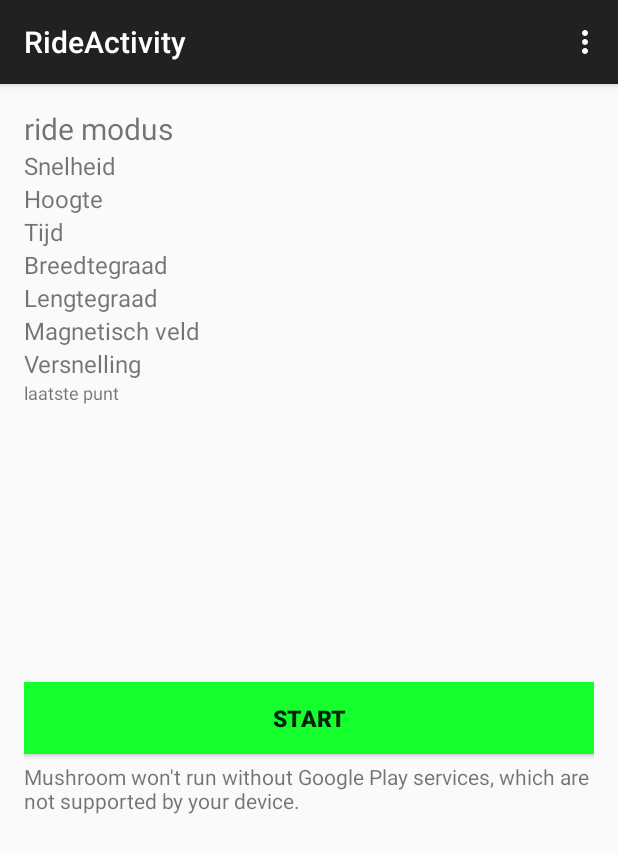
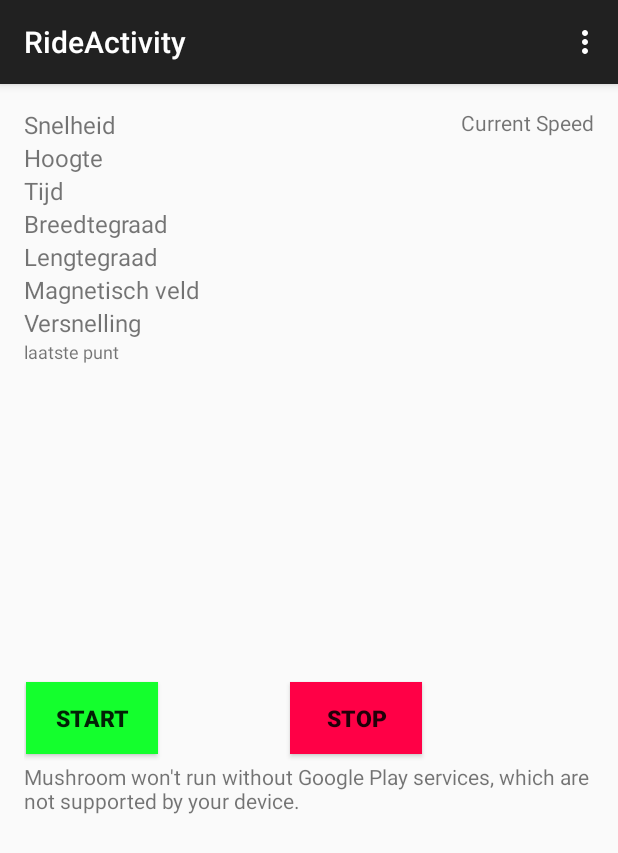
Before and after one commit to 0Stef/Mushroom2, an Android app: the RideActivity screen opened directly, with no data from a screen before it, after a tap on "PAUSE", on a phone screen of 412 x 824 dp. Shown: the top 853 px of the screen. Run offline under Robolectric (Android 15) with nearby library versions, the phone set to English and light mode, and no system bars; 1 statement that could not run was skipped; 1 other tap on this screen came first.

Commit message:
07/11/2015 18:20 --- niets speciaal

```diff
--- a/app/src/main/java/com/mushroom/cwb1/mushroom2/DataBaseHandler2.java
+++ b/app/src/main/java/com/mushroom/cwb1/mushroom2/DataBaseHandler2.java
@@ -50,6 +50,10 @@ public class DataBaseHandler2 extends SQLiteOpenHelper {
     public static final String COLUMN_MAGN_Y = "Magnetic_yValue";
     public static final String COLUMN_MAGN_Z = "Magnetic_zValue";
 
+    // Distance and time to previous point
+    public static final String COLUMN_DIST_TO_PREV = "DistanceToPreviousPoint";
+    public static final String COLUMN_TIME_TO_PREV = "TimeToPreviousPoint";
+
 
 
 
@@ -96,7 +100,9 @@ public class DataBaseHandler2 extends SQLiteOpenHelper {
                 COLUMN_GPS_VEL + FLOAT + COMMA +
                 COLUMN_GPS_LONG + DOUBLE + COMMA +
                 COLUMN_GPS_LAT + DOUBLE + COMMA +
-                COLUMN_GPS_ALT + FLOAT  + STOP_COLUMNS ;
+                COLUMN_GPS_ALT + FLOAT + COMMA +
+                COLUMN_DIST_TO_PREV + FLOAT + COMMA +
+                COLUMN_TIME_TO_PREV + LONG + STOP_COLUMNS ;
         db.execSQL(db2querry);
     }
 
@@ -156,6 +162,9 @@ public class DataBaseHandler2 extends SQLiteOpenHelper {
         values.put(COLUMN_MAGN_Y, point.getMagnetic_yValue());
         values.put(COLUMN_MAGN_Z, point.getMagnetic_zValue());
 
+        values.put(COLUMN_DIST_TO_PREV, point.getDistancetopreviouspoint());
+        values.put(COLUMN_TIME_TO_PREV, point.getTimetopreviouspoint());
+
         db.insert(TABLE, null, values);
 
         db.close();
@@ -201,6 +210,9 @@ public class DataBaseHandler2 extends SQLiteOpenHelper {
         row.setLongitude(cursor.getDouble(cursor.getColumnIndex(COLUMN_GPS_LONG)));
         row.setAltitude(cursor.getFloat(cursor.getColumnIndex(COLUMN_GPS_ALT)));
 
+        row.setDistancetopreviouspoint(cursor.getFloat(cursor.getColumnIndex(COLUMN_DIST_TO_PREV)));
+        row.setTimetopreviouspoint(cursor.getLong(cursor.getColumnIndex(COLUMN_TIME_TO_PREV)));
+
         return row;
     }
 
@@ -217,6 +229,14 @@ public class DataBaseHandler2 extends SQLiteOpenHelper {
 
         return row;
     }
+
+    public int getGreatestRideId(){
+        dbRow row = getGreatestValue(COLUMN_RIDE_ID);
+        int greatestRideId = row.getRide_id();
+
+        return greatestRideId;
+    }
+
 
     // Searchquery
 
@@ -309,4 +329,5 @@ public class DataBaseHandler2 extends SQLiteOpenHelper {
 
         return cursor;
     }
+
 }
--- a/app/src/main/java/com/mushroom/cwb1/mushroom2/RideActivity.java
+++ b/app/src/main/java/com/mushroom/cwb1/mushroom2/RideActivity.java
@@ -29,8 +29,11 @@ import com.google.android.gms.maps.model.Polyline;
 import com.google.android.gms.maps.model.PolylineOptions;
 
 import java.text.DateFormat;
+import java.text.DecimalFormat;
 import java.text.SimpleDateFormat;
+import java.util.Collections;
 import java.util.Date;
+import java.util.LinkedList;
 import java.util.List;
 import java.util.Locale;
 import java.util.TimeZone;
@@ -38,6 +41,15 @@ import java.util.TimeZone;
 public class RideActivity extends AppCompatActivity implements SensorEventListener {
 
     private GoogleMap mMap;
+
+    TextView currentSpeed;
+    TextView averageSpeed;
+    TextView maximumSpeed;
+    TextView currentAcceleration;
+    TextView averageAcceleration;
+    TextView maximumAcceleration;
+    TextView elapsedTime;
+    TextView distance;
 
 
     TextView snelheid;
@@ -54,7 +66,6 @@ public class RideActivity extends AppCompatActivity implements SensorEventListen
     private LocationListener locationListener;
 
 
-    //TODO uit db laatste ride_id opvragen en met 1ophogen
     private int current_ride_id;
 
 
@@ -71,6 +82,7 @@ public class RideActivity extends AppCompatActivity implements SensorEventListen
     private Polyline route;
 
     private SimpleDateFormat sdf;
+    private DecimalFormat df;
 
     TextView punten;
 
@@ -95,6 +107,8 @@ public class RideActivity extends AppCompatActivity implements SensorEventListen
 
         punten = (TextView) findViewById(R.id.punten);
 
+        currentSpeed = (TextView) findViewById(R.id.currentSpeed);
+
 
         snelheid = (TextView) findViewById(R.id.snelheid);
         hoogte = (TextView) findViewById(R.id.hoogte);
@@ -104,6 +118,13 @@ public class RideActivity extends AppCompatActivity implements SensorEventListen
         magneticField = (TextView) findViewById(R.id.magneticfield);
         accceleration = (TextView) findViewById(R.id.acceleration);
 
+        startrecordingbutton = (Button) findViewById(R.id.startrecordingbutton);
+        pauserecordingbutton = (Button) findViewById(R.id.pauserecordingbutton);
+        stoprecordingbutton = (Button) findViewById(R.id.stoprecordingbutton);
+        startrecordingbutton.setVisibility(View.VISIBLE);
+        pauserecordingbutton.setVisibility(View.INVISIBLE);
+        stoprecordingbutton.setVisibility(View.INVISIBLE);
+
 
         mSensorManager = (SensorManager) getSystemService(SENSOR_SERVICE);
 
@@ -112,6 +133,8 @@ public class RideActivity extends AppCompatActivity implements SensorEventListen
 
         sdf = new SimpleDateFormat("HH:mm:ss dd/MM/yyyy", Locale.ENGLISH);
         sdf.setTimeZone(TimeZone.getDefault());
+
+        df = new DecimalFormat("##.00");
 
     }
 
@@ -123,19 +146,27 @@ public class RideActivity extends AppCompatActivity implements SensorEventListen
 
     public void startrecording(View view){
 
-        startrecordingbutton = (Button) findViewById(R.id.startrecordingbutton);
+        //startrecordingbutton = (Button) findViewById(R.id.startrecordingbutton);
         startrecordingbutton.setVisibility(View.INVISIBLE);
-        pauserecordingbutton = (Button) findViewById(R.id.pauserecordingbutton);
+        //pauserecordingbutton = (Button) findViewById(R.id.pauserecordingbutton);
         pauserecordingbutton.setVisibility(View.VISIBLE);
-        stoprecordingbutton = (Button) findViewById(R.id.stoprecordingbutton);
+        //stoprecordingbutton = (Button) findViewById(R.id.stoprecordingbutton);
         stoprecordingbutton.setVisibility(View.VISIBLE);
+
+
+
+        int previous_ride_id = handler.getGreatestRideId();
+        current_ride_id = previous_ride_id + 1;
+
+
+
 
 
 
         Sensor mAcceleration;
         Sensor mMagneticfield;
 
-        //TODO sensor updatefrequentie verlagen
+        //TODO sensor updatefrequentie verlagen -> niet mogelijk
 
         if (mSensorManager.getDefaultSensor(Sensor.TYPE_ACCELEROMETER) != null){
             mAcceleration = mSensorManager.getDefaultSensor(Sensor.TYPE_ACCELEROMETER);
@@ -184,14 +215,16 @@ public class RideActivity extends AppCompatActivity implements SensorEventListen
                 //TODO zoom zodat alles in beeld is zie http://stackoverflow.com/questions/5114710/android-setting-zoom-level-in-google-maps-to-include-all-marker-points
                 mMap.animateCamera(CameraUpdateFactory.newLatLngZoom(lastPoint, 20.0f));
 
+                float distanceToPrev = 15f;
+                long timeToPrev = 1000;
 
 
-                dbRow punt = new dbRow(current_ride_id,time,accx,accy,accz,speed,longitude,latitude,0f,magnfx,magnfy,magnfz);
+                dbRow punt = new dbRow(current_ride_id,time,accx,accy,accz,speed,longitude,latitude,0f,magnfx,magnfy,magnfz,distanceToPrev,timeToPrev);
                 handler.addPoint(punt);
 
                 List<dbRow> list = handler.getAllDataPoints();
                 for (dbRow point : list) {
-                    punten.setText("Punt "+point.get_id()+" en ride id "+point.getRide_id()+" op "+sdf.format(point.getMillisec())+" coordinaten "+point.getLongitude()+","+point.getLatitude()+" snelheid "+point.getVelocity());
+                    punten.setText("Punt "+point.get_id()+" en ride id "+point.getRide_id()+" op "+sdf.format(point.getMillisec())+" coordinaten "+point.getLongitude()+","+point.getLatitude()+" tijd nr vorig punt "+point.getTimetopreviouspoint());
                 }
 
 
@@ -233,36 +266,56 @@ public class RideActivity extends AppCompatActivity implements SensorEventListen
         locationManager.requestLocationUpdates(LocationManager.GPS_PROVIDER, 0, 0, locationListener);
 
 
+    }
+
+    public void pauserecording(View view){
+
+        //startrecordingbutton = (Button) findViewById(R.id.startrecordingbutton);
+        startrecordingbutton.setVisibility(View.VISIBLE);
+        //pauserecordingbutton = (Button) findViewById(R.id.pauserecordingbutton);
+        pauserecordingbutton.setVisibility(View.INVISIBLE);
+        //stoprecordingbutton = (Button) findViewById(R.id.stoprecordingbutton);
+        stoprecordingbutton.setVisibility(View.VISIBLE);
+
+        mSensorManager.unregisterListener(this);
+        locationManager.removeUpdates(locationListener);
+
+        //TODO zoom veranderen zodat hele rit in beeld is
+
 
 
     }
 
-    public void pauserecording(View view){
-
-        startrecordingbutton = (Button) findViewById(R.id.startrecordingbutton);
-        startrecordingbutton.setVisibility(View.VISIBLE);
-        pauserecordingbutton = (Button) findViewById(R.id.pauserecordingbutton);
-        pauserecordingbutton.setVisibility(View.INVISIBLE);
-        stoprecordingbutton = (Button) findViewById(R.id.stoprecordingbutton);
-        stoprecordingbutton.setVisibility(View.INVISIBLE);
-
-        mSensorManager.unregisterListener(this);
-        locationManager.removeUpdates(locationListener);
-
+    public void resumerecording(View view){
 
 
     }
 
     public void stoprecording(View view){
 
-        startrecordingbutton = (Button) findViewById(R.id.startrecordingbutton);
+        //startrecordingbutton = (Button) findViewById(R.id.startrecordingbutton);
         startrecordingbutton.setVisibility(View.VISIBLE);
-        pauserecordingbutton = (Button) findViewById(R.id.pauserecordingbutton);
+        //pauserecordingbutton = (Button) findViewById(R.id.pauserecordingbutton);
         pauserecordingbutton.setVisibility(View.INVISIBLE);
-        stoprecordingbutton = (Button) findViewById(R.id.stoprecordingbutton);
+        //stoprecordingbutton = (Button) findViewById(R.id.stoprecordingbutton);
         stoprecordingbutton.setVisibility(View.INVISIBLE);
+
+
         mSensorManager.unregisterListener(this);
         locationManager.removeUpdates(locationListener);
+
+
+        //TODO kiezen tss linked en arraylist
+        gpsPoints = new LinkedList<>();
+
+        //TODO route uploaden nr server indien verbinding
+
+        //TODO punten van rit toevoegen
+
+        //TODO zoom veranderen zodat hele rit in beeld is
+
+
+
 
     }
 
@@ -283,14 +336,14 @@ public class RideActivity extends AppCompatActivity implements SensorEventListen
             magnfx = event.values[0];
             magnfy = event.values[1];
             magnfz = event.values[2];
-            magneticField.setText("Magnetisch veld is: " + magnfx + " x " + magnfy + " y " + magnfz + " z ");
+            magneticField.setText("Magnetisch veld is: " + df.format(magnfx) + " x " + magnfy + " y " + magnfz + " z ");
         }
 
         if(event.sensor.getType()==Sensor.TYPE_ACCELEROMETER) {
             accx = event.values[0];
             accy = event.values[1];
             accz = event.values[2]-10;
-            accceleration.setText("Versnelling: " + accx + " x " + accy + " y " + accz + " z ");
+            accceleration.setText("Versnelling: " + df.format(accx) + " x " + accy + " y " + accz + " z ");
         }
 
     }
@@ -343,9 +396,26 @@ public class RideActivity extends AppCompatActivity implements SensorEventListen
         route = mMap.addPolyline(mPolylineOptions);
 
 
-        //TODO HAAL LAATSTE PUNT UIT DB
-        LatLng lastPointVisited = new LatLng(50.8671062,4.708445);
-        mMap.animateCamera(CameraUpdateFactory.newLatLngZoom(lastPointVisited, 10.0f));
+
+        //TODO fixen laatste punt  uit db
+
+        //dbRow LastPoint = handler.getGreatestValue(handler.COLUMN_TIME);
+        //punten.setText("lastpoint voor setup" + LastPoint.toString());
+
+        //dbRow LastPoint = new dbRow(10,22222,1f,1f,1f,0.0f,0.0d,0.0d,0.0f,51.0081564f,4.58057f,0.0f,0f,1000000);
+        dbRow LastPoint = new dbRow(10,22222,1f,1f,1f,0.0f,0.0d,0.0d,0.0f,0f,0f,0.0f,0f,1000000);
+
+
+        if (LastPoint.getLongitude()!= 0.0f) {
+            LatLng lastPointLatLng = new LatLng(LastPoint.getLatitude(), LastPoint.getLongitude());
+            mMap.animateCamera(CameraUpdateFactory.newLatLngZoom(lastPointLatLng, 10.0f));
+            punten.setText("longitude != 0");
+        }
+        else {
+            LatLng defaultPointLatLng = new LatLng(50.7f,4.21f);
+            mMap.animateCamera(CameraUpdateFactory.newLatLngZoom(defaultPointLatLng, 10.0f));
+            //punten.setText("longitude = 0");
+        }
 
     }
 
--- a/app/src/main/java/com/mushroom/cwb1/mushroom2/recordAcceleration.java
+++ b/app/src/main/java/com/mushroom/cwb1/mushroom2/recordAcceleration.java
@@ -78,7 +78,7 @@ public class recordAcceleration extends AppCompatActivity implements SensorEvent
             float versnellingz = event.values[2] - g;
             acceleration.setText("Versnelling: " + versnellingx + " x " + versnellingy + " y " + versnellingz + " z ");
 
-            dbRow point = new dbRow(10,22222,versnellingx,versnellingy,versnellingz,0.0f,0.0d,0.0d,0.0f,0.0f,0.0f,0.0f);
+            dbRow point = new dbRow(10,22222,versnellingx,versnellingy,versnellingz,0.0f,0.0d,0.0d,0.0f,0.0f,0.0f,0.0f,0f,1000000);
             handler.addPoint(point);
 
 
@@ -98,7 +98,7 @@ public class recordAcceleration extends AppCompatActivity implements SensorEvent
         result_acceleration = (TextView) findViewById(R.id.acceleration_result_text);
 
 
-        dbRow HighestRow = handler.getRow(handler.getGreatest(hander.COLUMN_ACC_X));
+        dbRow HighestRow = handler.getRow(handler.getGreatest(handler.COLUMN_ACC_X));
         float showgreatestvalue = HighestRow.getAccelerometer_xValue();
         result_acceleration.setText("Your highest acceleration is: " + showgreatestvalue+" m/s\u00B2");
 
--- a/app/src/main/res/layout/activity_ride.xml
+++ b/app/src/main/res/layout/activity_ride.xml
@@ -9,19 +9,11 @@
     tools:context="com.mushroom.cwb1.mushroom2.RideActivity">
 
     <TextView
-        android:text="@string/titelRideActivity"
-        android:layout_width="wrap_content"
-        android:layout_height="wrap_content"
-        android:id="@+id/titleRideActivity"
-        android:textSize="20sp"/>
-
-    <TextView
         android:layout_width="wrap_content"
         android:layout_height="wrap_content"
         android:text="Snelheid"
         android:id="@+id/snelheid"
         android:textSize="16sp"
-        android:layout_below="@+id/titleRideActivity"
         android:layout_alignParentLeft="true"
         android:layout_alignParentStart="true" />
 
@@ -98,7 +90,7 @@
 
 
     <Button
-        android:layout_width="match_parent"
+        android:layout_width="wrap_content"
         android:layout_height="wrap_content"
         android:text="Start"
         android:id="@+id/startrecordingbutton"
@@ -108,9 +100,10 @@
         android:textStyle="bold"
         android:padding="10dp"
         android:onClick="startrecording"
-        android:layout_above="@id/map"
-        android:layout_centerHorizontal="true"
-        android:layout_marginBottom="5dp" />
+        android:layout_above="@+id/map"
+        android:layout_alignRight="@+id/lengtegraad"
+        android:layout_alignEnd="@+id/lengtegraad"
+        android:layout_marginBottom="5dp"/>
 
     <Button
         android:layout_width="wrap_content"
@@ -123,7 +116,9 @@
         android:textStyle="bold"
         android:padding="10dp"
         android:onClick="pauserecording"
-        android:layout_above="@id/map"
+        android:layout_above="@+id/map"
+        android:layout_toRightOf="@+id/startrecordingbutton"
+        android:layout_toEndOf="@+id/startrecordingbutton"
         android:layout_marginBottom="5dp"/>
 
     <Button
@@ -137,9 +132,10 @@
         android:textStyle="bold"
         android:padding="10dp"
         android:onClick="stoprecording"
-        android:layout_alignTop="@+id/startrecordingbutton"
-        android:layout_alignRight="@+id/startrecordingbutton"
-        android:layout_alignEnd="@+id/startrecordingbutton" />
+        android:layout_above="@+id/map"
+        android:layout_toRightOf="@+id/pauserecordingbutton"
+        android:layout_toEndOf="@+id/pauserecordingbutton"
+        android:layout_marginBottom="5dp"/>
 
 
     <fragment xmlns:android="http://schemas.android.com/apk/res/android"
@@ -151,5 +147,14 @@
         android:name="com.google.android.gms.maps.SupportMapFragment"
         android:layout_alignParentBottom="true"/>
 
+    <TextView
+        android:layout_width="wrap_content"
+        android:layout_height="wrap_content"
+        android:text="Current Speed"
+        android:id="@+id/currentSpeed"
+        android:layout_alignParentTop="true"
+        android:layout_alignParentRight="true"
+        android:layout_alignParentEnd="true" />
+
 
 </RelativeLayout>
```
Also changed, not shown: app/src/main/java/com/mushroom/cwb1/mushroom2/dbRow.java (+22 -1 lines).
